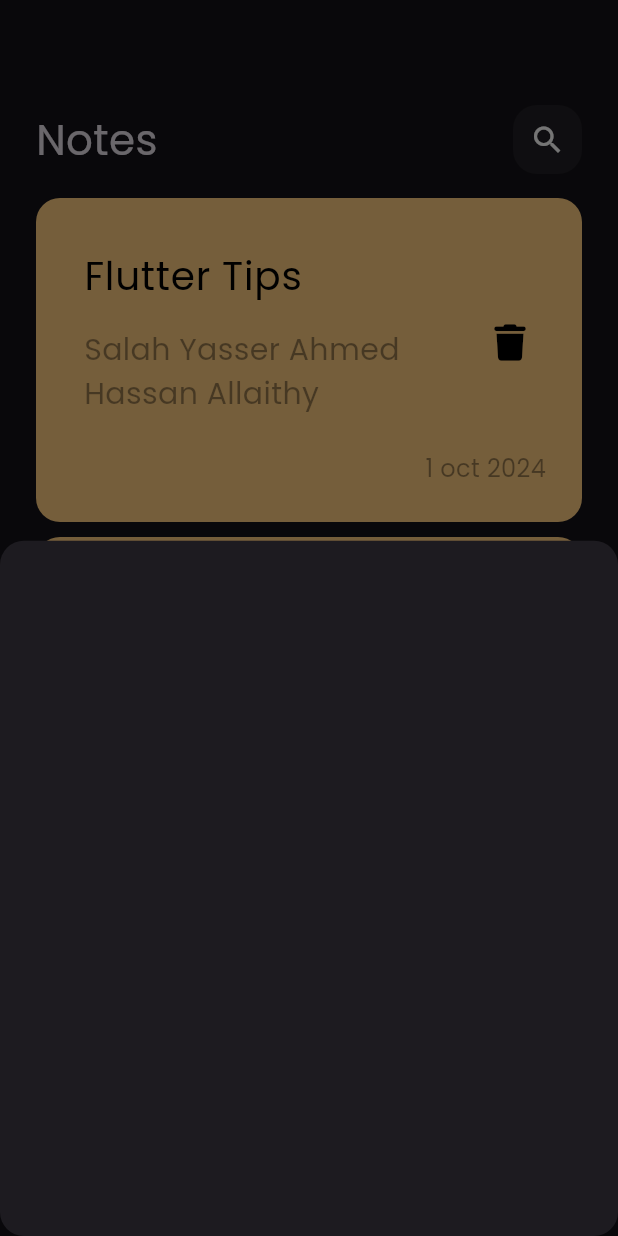
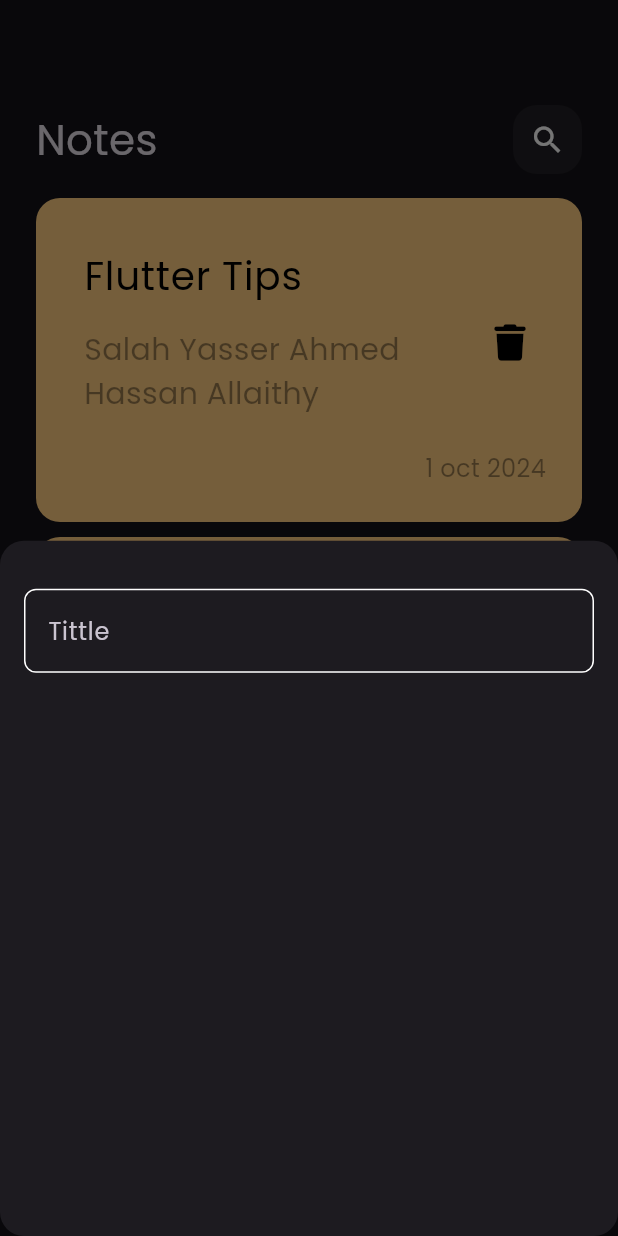
Before and after one commit to SalahYasser/notes_app, a Flutter app: the screen it shows after launch, after a tap on the "add" icon, on a phone screen of 412 x 824 dp. Run offline on Flutter 3.47's test engine with Material 3 defaults, Android fonts, the phone set to English and light mode, and no system bars; our stand-ins replace font_awesome_flutter.

Commit message:
create custom_text_field.dart

```diff
--- /dev/null
+++ b/lib/constants.dart
@@ -0,0 +1,3 @@
+import 'package:flutter/animation.dart';
+
+const kPrimaryColor = Color(0XFF62FCD7);
--- a/lib/views/widgets/add_note_bottom_sheet.dart
+++ b/lib/views/widgets/add_note_bottom_sheet.dart
@@ -1,10 +1,21 @@
 import 'package:flutter/material.dart';
+import 'package:notes_app/views/widgets/custom_text_field.dart';
 
 class AddNoteBottomSheet extends StatelessWidget {
   const AddNoteBottomSheet({super.key});
 
   @override
   Widget build(BuildContext context) {
-    return Container();
+    return Padding(
+      padding: const EdgeInsets.symmetric(horizontal: 16),
+      child: Column(
+        children: [
+          SizedBox(
+            height: 32,
+          ),
+          CustomTextField(),
+        ],
+      ),
+    );
   }
 }
--- /dev/null
+++ b/lib/views/widgets/custom_text_field.dart
@@ -0,0 +1,27 @@
+import 'package:flutter/material.dart';
+import 'package:notes_app/constants.dart';
+
+class CustomTextField extends StatelessWidget {
+  const CustomTextField({super.key});
+
+  @override
+  Widget build(BuildContext context) {
+    return TextField(
+      decoration: InputDecoration(
+        hintText: 'Tittle',
+        border: buildBorder(),
+        enabledBorder: buildBorder(),
+        focusedBorder: buildBorder(kPrimaryColor),
+      ),
+    );
+  }
+
+  OutlineInputBorder buildBorder([color]) {
+    return OutlineInputBorder(
+      borderRadius: BorderRadius.circular(8),
+      borderSide: BorderSide(
+        color: color ?? Colors.white,
+      ),
+    );
+  }
+}
```
